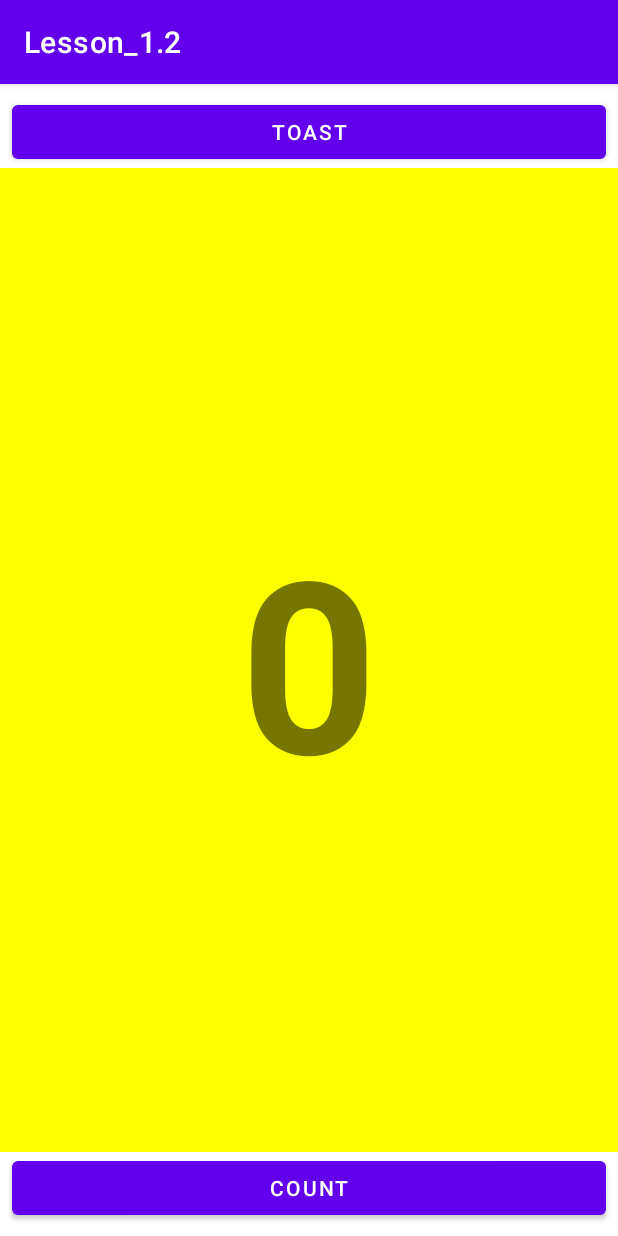
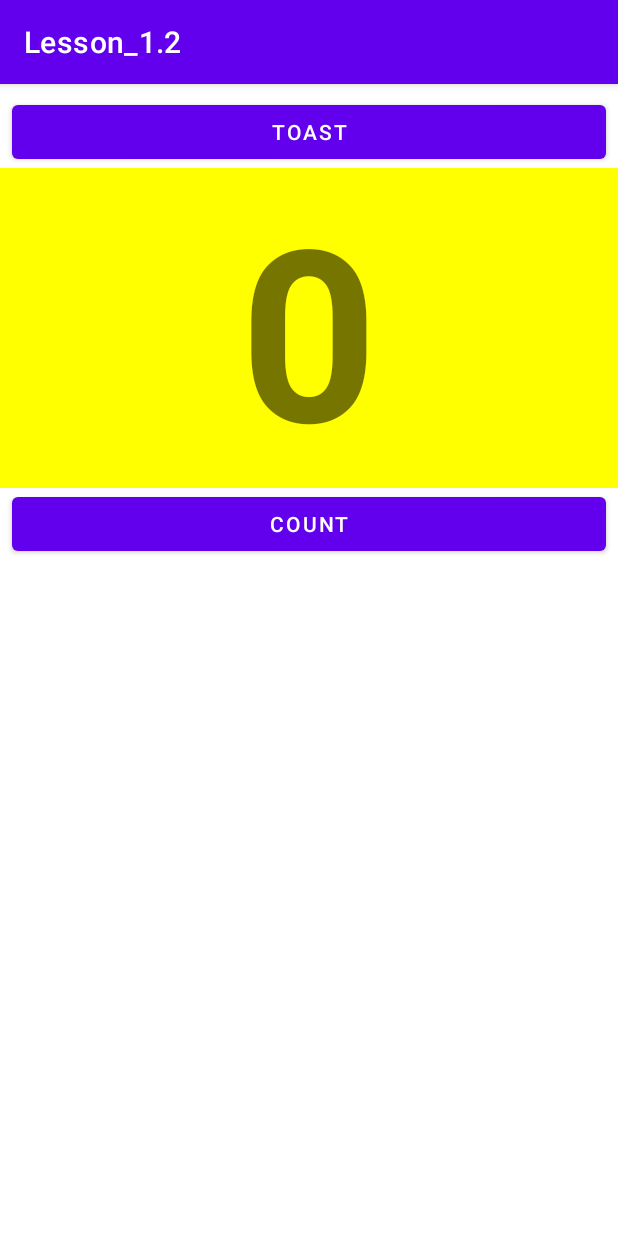
Before and after one commit to LQENX/hw_2, an Android app: the screen it shows after launch (MainActivity), on a phone screen of 412 x 824 dp. Run offline under Robolectric (Android 15) with nearby library versions, the phone set to English and light mode, and no system bars.

Commit message:
Change the layout to RelativeLayout

```diff
--- a/app/lesson_1_2/src/main/res/layout/activity_main.xml
+++ b/app/lesson_1_2/src/main/res/layout/activity_main.xml
@@ -1,5 +1,5 @@
 <?xml version="1.0" encoding="utf-8"?>
-<LinearLayout xmlns:android="http://schemas.android.com/apk/res/android"
+<RelativeLayout xmlns:android="http://schemas.android.com/apk/res/android"
     xmlns:app="http://schemas.android.com/apk/res-auto"
     xmlns:tools="http://schemas.android.com/tools"
     android:layout_width="match_parent"
@@ -30,7 +30,8 @@
         android:textSize="160sp"
         android:textStyle="bold"
         android:layout_gravity="center_vertical"
-        android:layout_weight="1"
+        android:layout_below="@+id/button_toast"
+        android:layout_alignParentStart="true"
         />
 
     <Button
@@ -42,5 +43,9 @@
         android:layout_marginBottom="8dp"
         android:text="@string/button_label_count"
         android:textColor="@color/white"
-        android:onClick="countUp"/>
-</LinearLayout>
+        android:onClick="countUp"
+        android:layout_below="@+id/show_count"
+        android:layout_centerHorizontal="true"
+        />
+
+</RelativeLayout>
```
